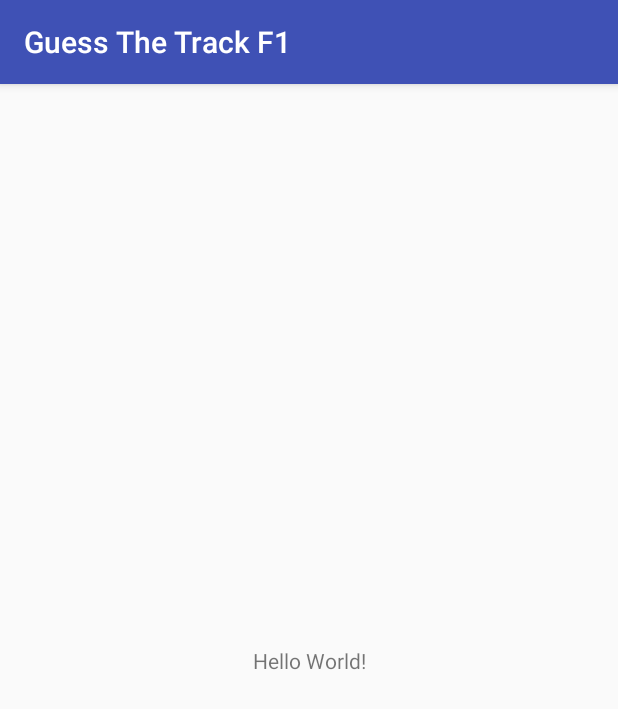
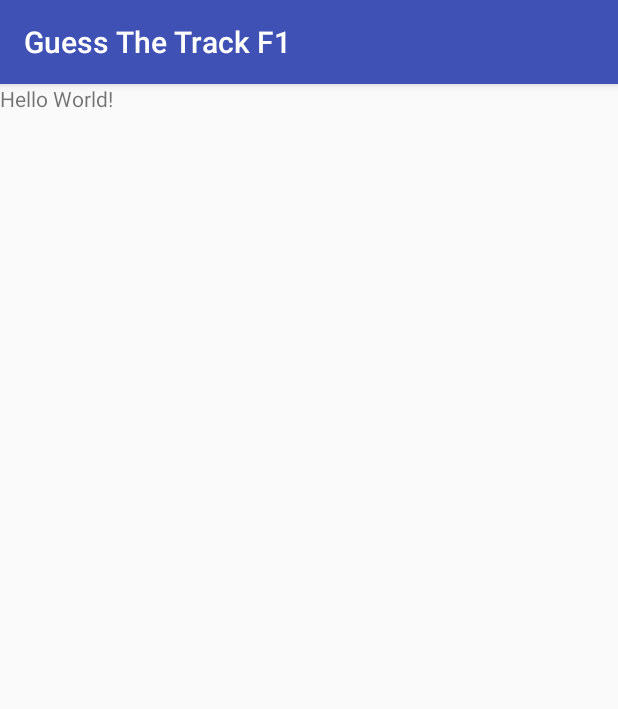
Before and after one commit to arfirman1402/GuessTheTrackF1, an Android app: the screen it shows after launch (MainActivity), on a phone screen of 412 x 824 dp. Shown: the top 709 px of the screen. Run offline under Robolectric (Android 15) with nearby library versions, the phone set to English and light mode, and no system bars.

Commit message:
Updated App gradle, activity_main layout, adding maven, and styles

```diff
--- a/app/build.gradle
+++ b/app/build.gradle
@@ -24,7 +24,6 @@ dependencies {
     androidTestCompile('com.android.support.test.espresso:espresso-core:2.2.2', {
         exclude group: 'com.android.support', module: 'support-annotations'
     })
-    compile 'com.android.support:appcompat-v7:26.+'
-    compile 'com.android.support.constraint:constraint-layout:1.0.2'
+    compile 'com.android.support:appcompat-v7:26.0.2'
     testCompile 'junit:junit:4.12'
 }
--- a/app/src/main/res/layout/activity_main.xml
+++ b/app/src/main/res/layout/activity_main.xml
@@ -1,6 +1,5 @@
 <?xml version="1.0" encoding="utf-8"?>
-<android.support.constraint.ConstraintLayout xmlns:android="http://schemas.android.com/apk/res/android"
-    xmlns:app="http://schemas.android.com/apk/res-auto"
+<RelativeLayout xmlns:android="http://schemas.android.com/apk/res/android"
     xmlns:tools="http://schemas.android.com/tools"
     android:layout_width="match_parent"
     android:layout_height="match_parent"
@@ -9,10 +8,6 @@
     <TextView
         android:layout_width="wrap_content"
         android:layout_height="wrap_content"
-        android:text="Hello World!"
-        app:layout_constraintBottom_toBottomOf="parent"
-        app:layout_constraintLeft_toLeftOf="parent"
-        app:layout_constraintRight_toRightOf="parent"
-        app:layout_constraintTop_toTopOf="parent" />
+        android:text="Hello World!" />
 
-</android.support.constraint.ConstraintLayout>
+</RelativeLayout>
--- a/app/src/main/res/values/styles.xml
+++ b/app/src/main/res/values/styles.xml
@@ -1,7 +1,7 @@
 <resources>
 
     <!-- Base application theme. -->
-    <style name="AppTheme" parent="Theme.AppCompat.Light.DarkActionBar">
+    <style name="AppTheme" parent="Base.Theme.AppCompat.Light.DarkActionBar">
         <!-- Customize your theme here. -->
         <item name="colorPrimary">@color/colorPrimary</item>
         <item name="colorPrimaryDark">@color/colorPrimaryDark</item>
--- a/build.gradle
+++ b/build.gradle
@@ -15,6 +15,9 @@ buildscript {
 allprojects {
     repositories {
         jcenter()
+        maven {
+            url "https://maven.google.com"
+        }
     }
 }
 
```
